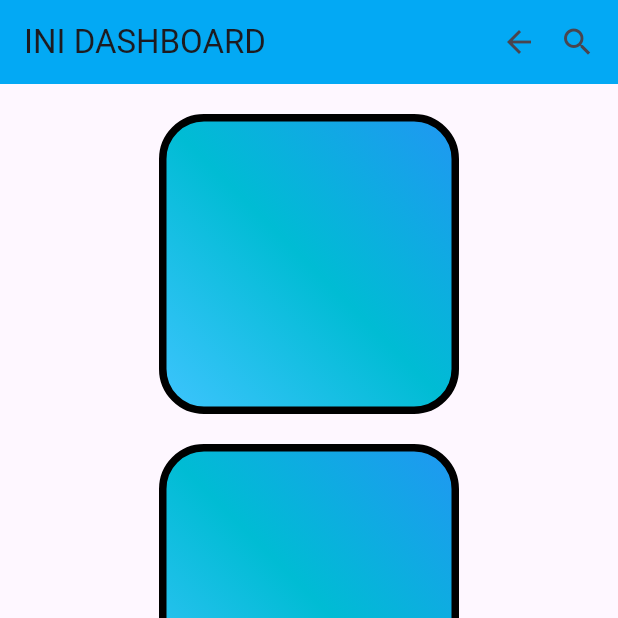
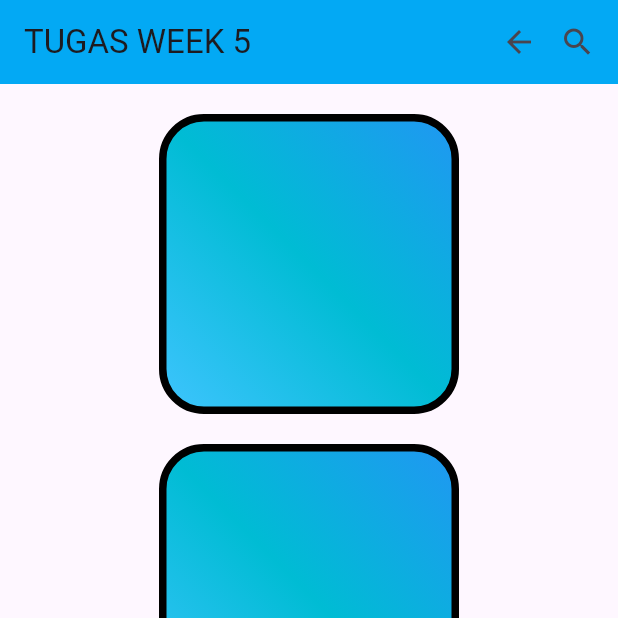
Before and after one commit to cacabf/flutter_week4, a Flutter app: the screen it shows after launch, on a phone screen of 412 x 824 dp, the top half of it. Run offline on Flutter 3.47's test engine with Material 3 defaults, Android fonts, the phone set to English and light mode, and no system bars.

Commit message:
ganti title ke tugas week5

```diff
--- a/lib/main.dart
+++ b/lib/main.dart
@@ -12,7 +12,7 @@ class MyApp extends StatelessWidget {
   Widget build(BuildContext context) {
     return MaterialApp(
       debugShowCheckedModeBanner: false,
-      title: 'Flutter Container Demo',
+      title: 'TUGAS WEEK KE 5',
       home: MyHome(),
     );
   }
@@ -25,7 +25,7 @@ class MyHome extends StatelessWidget {
   Widget build(BuildContext context) {
     return Scaffold(
       appBar: AppBar(
-        title: Text('INI DASHBOARD'),
+        title: Text('TUGAS WEEK 5'),
         backgroundColor: Colors.lightBlue,
         actions: [
           Icon(Icons.arrow_back),
```
